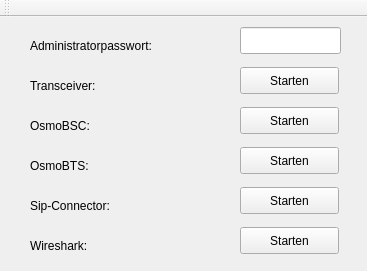
Above: Qt/MitM-GSM/MitM/mitm.ui from awilsee/mitm before the change. Below: the same form after it.
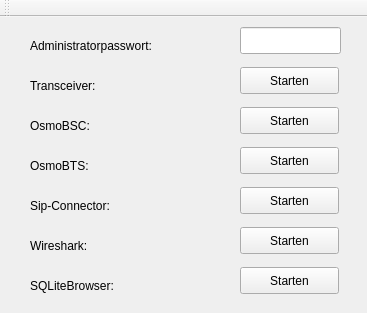
That is the form after the change.

What changed in the file:
```diff
--- a/Qt/MitM-GSM/MitM/mitm.ui
+++ b/Qt/MitM-GSM/MitM/mitm.ui
@@ -7,7 +7,7 @@
     <x>0</x>
     <y>0</y>
     <width>367</width>
-    <height>271</height>
+    <height>313</height>
    </rect>
   </property>
   <property name="windowTitle">
@@ -185,6 +185,35 @@
      <bool>true</bool>
     </property>
    </widget>
+   <widget class="QLabel" name="label_7">
+    <property name="geometry">
+     <rect>
+      <x>30</x>
+      <y>260</y>
+      <width>121</width>
+      <height>17</height>
+     </rect>
+    </property>
+    <property name="text">
+     <string>SQLiteBrowser:</string>
+    </property>
+   </widget>
+   <widget class="QPushButton" name="pushButtonSQLBrowser">
+    <property name="geometry">
+     <rect>
+      <x>240</x>
+      <y>250</y>
+      <width>99</width>
+      <height>27</height>
+     </rect>
+    </property>
+    <property name="text">
+     <string>Starten</string>
+    </property>
+    <property name="checkable">
+     <bool>true</bool>
+    </property>
+   </widget>
   </widget>
   <widget class="QToolBar" name="mainToolBar">
    <attribute name="toolBarArea">
```
